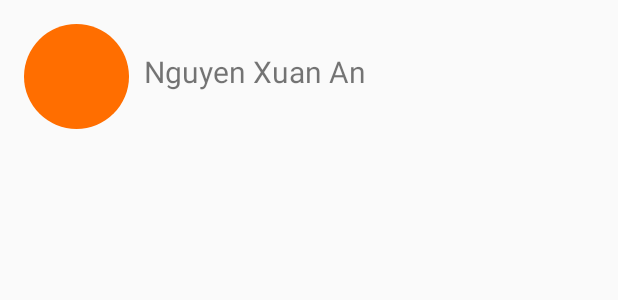
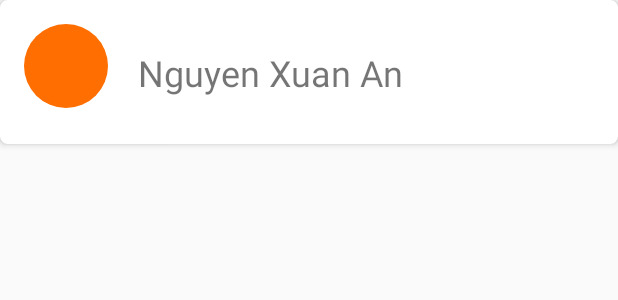
Before and after one commit to A1stTimePlay/Messenger, an Android app: the layout item_friendlist.xml on its own in the app's theme, with its tools: preview values and no code run, on a phone screen of 412 x 824 dp. Shown: the top 300 px of the screen. Run offline under Robolectric (Android 15) with nearby library versions, the phone set to English and light mode, and no system bars.

Commit message:
card view design for recyclerview item add floating action button for friend list activity

```diff
--- a/app/build.gradle
+++ b/app/build.gradle
@@ -28,4 +28,6 @@ dependencies {
     implementation 'com.squareup.retrofit2:retrofit:2.5.0'
     implementation 'com.squareup.retrofit2:converter-gson:2.5.0'
     implementation 'com.android.support:recyclerview-v7:28.0.0'
+    implementation 'com.android.support:cardview-v7:28.0.0'
+    implementation 'com.android.support:design:28.0.0'
 }
--- a/app/src/main/java/com/example/messenger/MainActivity.java
+++ b/app/src/main/java/com/example/messenger/MainActivity.java
@@ -11,7 +11,10 @@ import com.example.messenger.View.Messaging.View;
 public class MainActivity extends AppCompatActivity {
 
     public static int CURRENT_USER_ID=0;
+    public static String CURRENT_USER_NAME = "";
     public static int CURRENT_FRIEND_ID=0;
+    public static String CURRENT_FRIEND_NAME = "";
+
 
     @Override
     protected void onCreate(Bundle savedInstanceState) {
--- a/app/src/main/java/com/example/messenger/Utils/RetrofitUtils.java
+++ b/app/src/main/java/com/example/messenger/Utils/RetrofitUtils.java
@@ -6,7 +6,7 @@ import retrofit2.converter.gson.GsonConverterFactory;
 public class RetrofitUtils {
 
     static public Retrofit retrofit = new Retrofit.Builder()
-            .baseUrl("http://192.168.211.51:3000/")
+            .baseUrl("http://192.168.1.16:3000/")
             .addConverterFactory(GsonConverterFactory.create())
             .build();
 
--- a/app/src/main/java/com/example/messenger/View/FriendList/View.java
+++ b/app/src/main/java/com/example/messenger/View/FriendList/View.java
@@ -21,7 +21,6 @@ import java.util.List;
 
 public class View extends AppCompatActivity implements IView {
 
-    private TextView textView;
     private RecyclerView recyclerView;
     private List<FriendListItem> friendListItemList;
     private FriendListAdapter adapter;
@@ -36,14 +35,12 @@ public class View extends AppCompatActivity implements IView {
     }
 
     public void initVariable(){
-        textView = findViewById(R.id.textView);
         recyclerView = findViewById(R.id.recyclerView);
         friendListItemList = new ArrayList<>();
         presenter = new Presenter(this);
 
         presenter.loadFriendList(MainActivity.CURRENT_USER_ID);
 
-        textView.setText(Integer.toString(MainActivity.CURRENT_USER_ID));
     }
 
     public void fillRecycleView(List<FriendListItem> friendListItemList){
@@ -51,6 +48,8 @@ public class View extends AppCompatActivity implements IView {
         adapter = new FriendListAdapter(this, this.friendListItemList);
         recyclerView.setAdapter(adapter);
         recyclerView.setLayoutManager(new LinearLayoutManager(this));
+        ItemOffsetDecoration itemDecoration = new ItemOffsetDecoration(this, R.dimen.item_offset);
+        recyclerView.addItemDecoration(itemDecoration);
     }
 
     @Override
--- a/app/src/main/java/com/example/messenger/View/Login/View.java
+++ b/app/src/main/java/com/example/messenger/View/Login/View.java
@@ -69,6 +69,7 @@ public class View extends AppCompatActivity implements IView {
     @Override
     public void successful(Account account) {
         MainActivity.CURRENT_USER_ID= account.getAccountID();
+        MainActivity.CURRENT_USER_NAME = account.getUsername();
         Intent intent = new Intent(this, com.example.messenger.View.FriendList.View.class);
         this.startActivity(intent);
     }
--- a/app/src/main/res/layout/item_friendlist.xml
+++ b/app/src/main/res/layout/item_friendlist.xml
@@ -1,26 +1,34 @@
 <?xml version="1.0" encoding="utf-8"?>
-<android.support.constraint.ConstraintLayout xmlns:android="http://schemas.android.com/apk/res/android"
+<android.support.v7.widget.CardView
+    xmlns:android="http://schemas.android.com/apk/res/android"
     xmlns:app="http://schemas.android.com/apk/res-auto"
     xmlns:tools="http://schemas.android.com/tools"
-    android:id="@+id/constaintLayout"
     android:layout_width="match_parent"
-    android:layout_height="wrap_content">
+    android:layout_height="wrap_content"
+    app:cardCornerRadius="5dp"
+    app:cardElevation="3dp">
+
+    <android.support.constraint.ConstraintLayout
+        android:id="@+id/constraintLayout"
+        android:layout_width="match_parent"
+        android:layout_height="wrap_content"
+        android:layout_marginBottom="8dp">
 
         <TextView
             android:id="@+id/tvItemFriendList"
             android:layout_width="wrap_content"
             android:layout_height="wrap_content"
-        android:layout_marginLeft="10dp"
-        android:layout_marginTop="34dp"
+            android:layout_marginLeft="20dp"
+            android:layout_marginTop="32dp"
             android:text="Nguyen Xuan An"
-        android:textSize="20sp"
+            android:textSize="24sp"
             app:layout_constraintLeft_toRightOf="@+id/imageView"
             app:layout_constraintTop_toTopOf="parent" />/>
 
         <ImageView
             android:id="@+id/imageView"
-        android:layout_width="70dp"
-        android:layout_height="70dp"
+            android:layout_width="56dp"
+            android:layout_height="56dp"
             android:layout_marginStart="16dp"
             android:layout_marginTop="16dp"
             android:layout_marginBottom="16dp"
@@ -29,3 +37,4 @@
             app:layout_constraintStart_toStartOf="parent"
             app:layout_constraintTop_toTopOf="parent" />
     </android.support.constraint.ConstraintLayout>
+</android.support.v7.widget.CardView>
--- a/app/src/main/res/values/colors.xml
+++ b/app/src/main/res/values/colors.xml
@@ -1,6 +1,6 @@
 <?xml version="1.0" encoding="utf-8"?>
 <resources>
-    <color name="colorPrimary">#008577</color>
+    <color name="colorPrimary">#aa00ff</color>
     <color name="colorPrimaryDark">#00574B</color>
     <color name="colorAccent">#D81B60</color>
     <color name="purple">#aa00ff</color>
```
Also changed, not shown: app/src/main/java/com/example/messenger/View/FriendList/FriendListAdapter.java (+6 -2 lines), app/src/main/java/com/example/messenger/View/FriendList/ItemOffsetDecoration.java (added, +28 -0 lines), app/src/main/java/com/example/messenger/View/Messaging/MessageListAdapter.java (+28 -6 lines), app/src/main/res/layout/activity_friend_list.xml (+12 -12 lines), app/src/main/res/layout/activity_main.xml (+0 -29 lines), app/src/main/res/values/dimen.xml (added, +7 -0 lines), 3 other files. Lines whose indentation alone changed are shown as unchanged.
